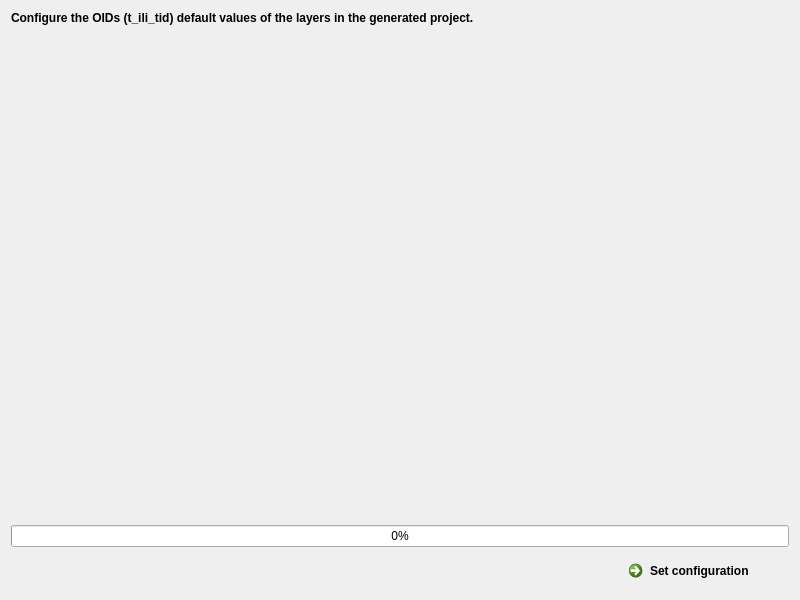
First picture: the form in QgisModelBaker/ui/workflow_wizard/tid_configuration.ui, repository opengisch/QgisModelBaker, before the edit.
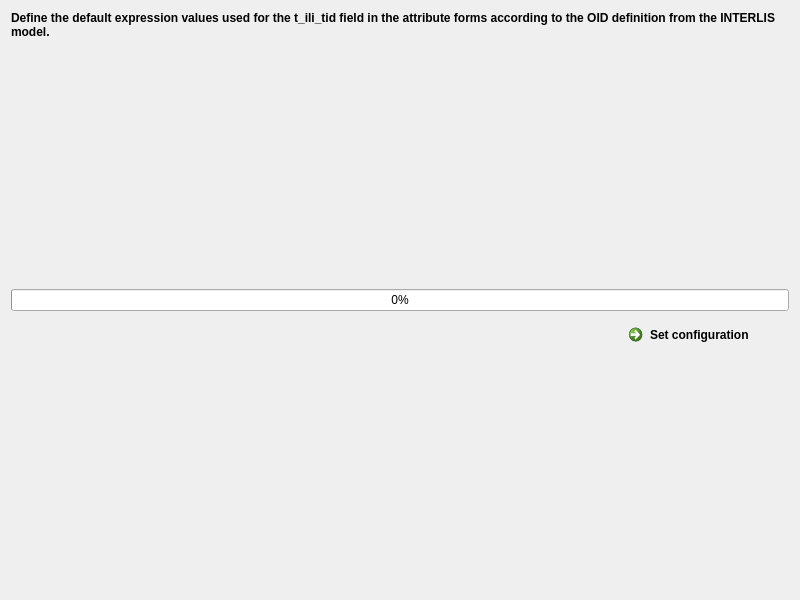
Second picture: the form after the edit.

Commit message: Descriptive text. Layout finetuning and tooltips.

```diff
--- a/QgisModelBaker/ui/workflow_wizard/tid_configuration.ui
+++ b/QgisModelBaker/ui/workflow_wizard/tid_configuration.ui
@@ -14,7 +14,7 @@
    <string>Select Files</string>
   </property>
   <layout class="QGridLayout" name="gridLayout">
-   <item row="0" column="0" colspan="3">
+   <item row="0" column="0" colspan="2">
     <widget class="QLabel" name="description">
      <property name="minimumSize">
       <size>
@@ -29,7 +29,7 @@
       </font>
      </property>
      <property name="text">
-      <string>&lt;html&gt;&lt;head/&gt;&lt;body&gt;&lt;p&gt;Configure the OIDs (&lt;span style=&quot; font-family:'monospace';&quot;&gt;t_ili_tid&lt;/span&gt;) default values of the layers in the generated project.&lt;/p&gt;&lt;/body&gt;&lt;/html&gt;</string>
+      <string>&lt;html&gt;&lt;head/&gt;&lt;body&gt;&lt;p&gt;Define the default expression values used for the t_ili_tid field in the attribute forms according to the OID definition from the INTERLIS model.&lt;/p&gt;&lt;/body&gt;&lt;/html&gt;</string>
      </property>
      <property name="alignment">
       <set>Qt::AlignLeading|Qt::AlignLeft|Qt::AlignTop</set>
@@ -39,30 +39,21 @@
      </property>
     </widget>
    </item>
-   <item row="1" column="0" colspan="3">
-    <layout class="QVBoxLayout" name="tid_configurator_layout"/>
-   </item>
-   <item row="2" column="1">
-    <spacer name="verticalSpacer">
-     <property name="orientation">
-      <enum>Qt::Vertical</enum>
-     </property>
-     <property name="sizeHint" stdset="0">
-      <size>
-       <width>20</width>
-       <height>40</height>
-      </size>
-     </property>
-    </spacer>
-   </item>
-   <item row="3" column="0" colspan="3">
+   <item row="2" column="0" colspan="2">
     <widget class="QProgressBar" name="progress_bar">
      <property name="value">
       <number>0</number>
      </property>
     </widget>
    </item>
-   <item row="4" column="0">
+   <item row="1" column="0" colspan="2">
+    <layout class="QVBoxLayout" name="tid_configurator_layout">
+     <property name="sizeConstraint">
+      <enum>QLayout::SetMaximumSize</enum>
+     </property>
+    </layout>
+   </item>
+   <item row="3" column="0">
     <spacer name="horizontalSpacer">
      <property name="orientation">
       <enum>Qt::Horizontal</enum>
@@ -75,7 +66,7 @@
      </property>
     </spacer>
    </item>
-   <item row="4" column="2">
+   <item row="3" column="1">
     <widget class="QCommandLinkButton" name="set_layer_tids_and_sequence_button">
      <property name="text">
       <string>Set configuration</string>
```
The commit also changes 5 other files.
